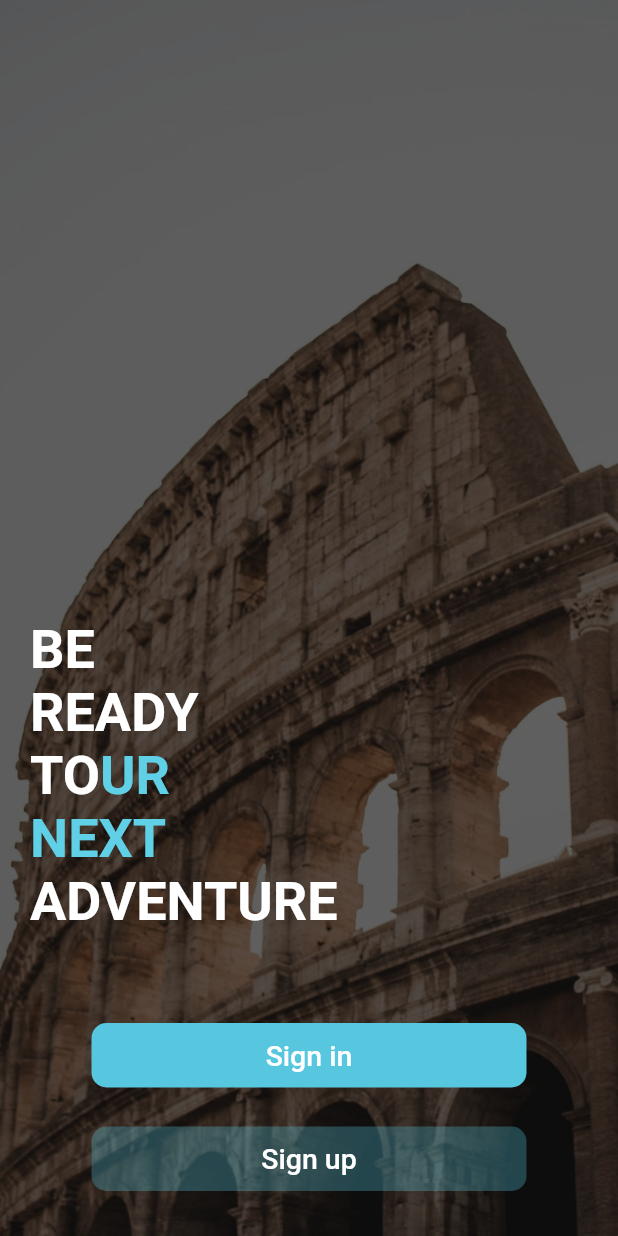
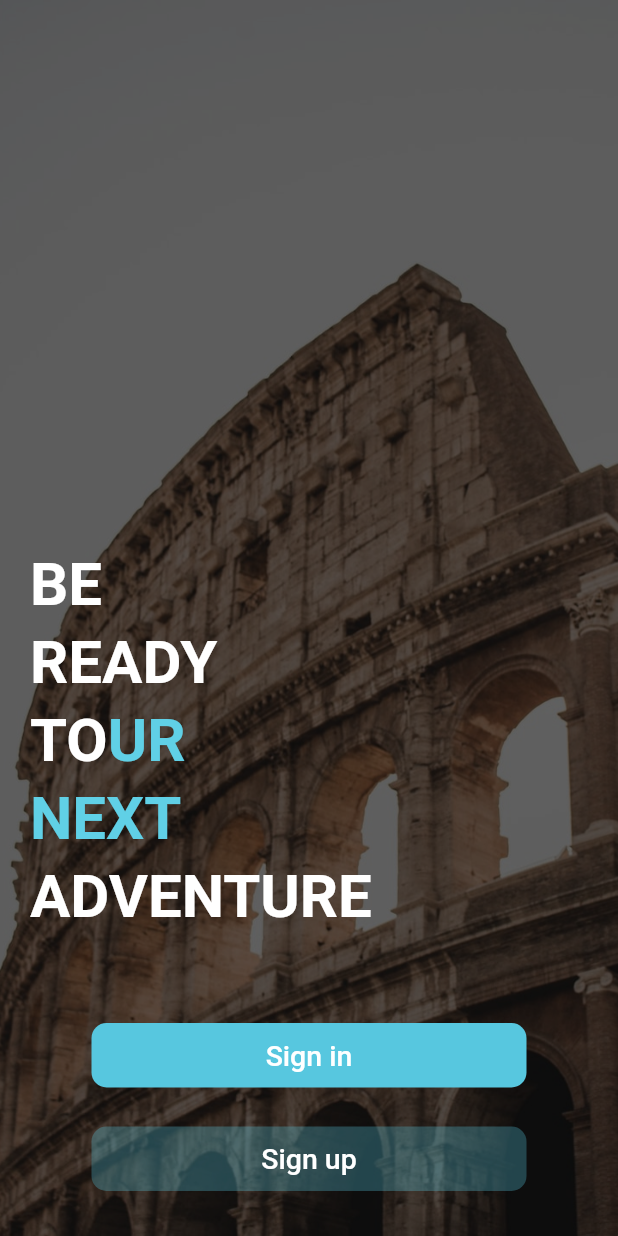
Before and after one commit to teamproject1f/MyTrips, a Flutter app: the screen it shows after launch, on a phone screen of 412 x 824 dp. Run offline on Flutter 3.47's test engine with Material 2 defaults, Android fonts, the phone set to English and light mode, and no system bars; our stand-ins replace cloud_firestore, firebase_auth, flutter_bloc, fluttertoast, google_fonts, shared_preferences; accounts and stored records are empty.

Commit message:
components//Hussein

```diff
--- a/lib/screens/on_boarding/on_boarding_screen.dart
+++ b/lib/screens/on_boarding/on_boarding_screen.dart
@@ -78,8 +78,8 @@ class OnBoard extends StatelessWidget {
         style: GoogleFonts.roboto(
           textStyle: const TextStyle(
             color: Colors.white,
-            fontSize: 36,
-            overflow: TextOverflow.visible,
+            fontSize: 40,
+            height: 1.3,
             fontWeight: FontWeight.w600,
           ),
         ),
@@ -91,9 +91,9 @@ class OnBoard extends StatelessWidget {
             'TO',
             style: GoogleFonts.roboto(
               textStyle: const TextStyle(
+                height: 1.3,
                 color: Colors.white,
-                fontSize: 36,
-                overflow: TextOverflow.visible,
+                fontSize: 40,
                 fontWeight: FontWeight.w600,
               ),
             ),
@@ -103,9 +103,9 @@ class OnBoard extends StatelessWidget {
             'UR',
             style: GoogleFonts.roboto(
               textStyle:  const TextStyle(
+                height: 1.3,
                 color: Color(0xff60D0E6),
-                fontSize: 36,
-                overflow: TextOverflow.visible,
+                fontSize: 40,
                 fontWeight: FontWeight.w600,
               ),
             ),
@@ -118,9 +118,9 @@ class OnBoard extends StatelessWidget {
         'NEXT',
         style: GoogleFonts.roboto(
           textStyle:  const TextStyle(
+            height: 1.3,
             color:Color(0xff60D0E6),
-            fontSize: 36,
-            overflow: TextOverflow.visible,
+            fontSize: 40,
             fontWeight: FontWeight.w600,
           ),
         ),
@@ -129,9 +129,9 @@ class OnBoard extends StatelessWidget {
         'ADVENTURE',
         style: GoogleFonts.roboto(
           textStyle:  const TextStyle(
+            height: 1.3,
             color: Colors.white,
-            fontSize: 36,
-            overflow: TextOverflow.visible,
+            fontSize: 40,
             fontWeight: FontWeight.w600,
           ),
         ),
--- a/lib/shared/styles/styles.dart
+++ b/lib/shared/styles/styles.dart
@@ -4,3 +4,4 @@ const splashImage = AssetImage("assets/images/splash.png");
 const onBoardImage = AssetImage("assets/images/onBoard.png");
 const signINImage = AssetImage("assets/images/signIN.png");
 const signUPImage = AssetImage("assets/images/signUP.png");
+const profileImage = AssetImage("assets/images/profile.png");
--- a/pubspec.yaml
+++ b/pubspec.yaml
@@ -32,6 +32,7 @@ dependencies:
   splash_screen_view: ^3.0.0
   timeago: ^3.3.0
 
+
   # firebase
   firebase_core: ^2.1.1
   firebase_auth: ^4.1.0
```
Also changed, not shown: lib/model/user_model.dart (added, +39 -0 lines), lib/shared/cubit/registerCubit/cubit.dart (+76 -77 lines), assets/images/profile.png (added).
